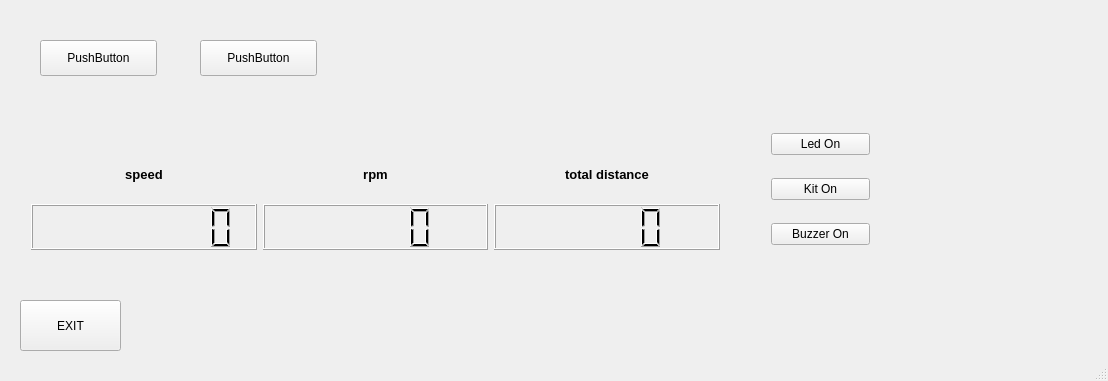
piotrw777/hall_sensor_gui, file mainwindow.ui: the form before one commit.
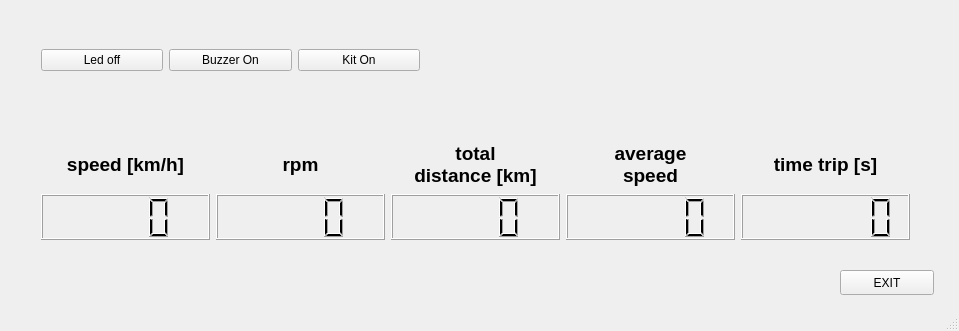
The form after the commit.

Patch:
```diff
--- a/mainwindow.ui
+++ b/mainwindow.ui
@@ -6,8 +6,8 @@
    <rect>
     <x>0</x>
     <y>0</y>
-    <width>1108</width>
-    <height>381</height>
+    <width>959</width>
+    <height>331</height>
    </rect>
   </property>
   <property name="windowTitle">
@@ -17,51 +17,90 @@
    <enum>QTabWidget::Rounded</enum>
   </property>
   <widget class="QWidget" name="centralWidget">
-   <widget class="QPushButton" name="pushButton">
-    <property name="geometry">
-     <rect>
-      <x>20</x>
-      <y>300</y>
-      <width>101</width>
-      <height>51</height>
-     </rect>
-    </property>
-    <property name="text">
-     <string>EXIT</string>
-    </property>
-   </widget>
    <widget class="QWidget" name="gridLayoutWidget">
     <property name="geometry">
      <rect>
-      <x>20</x>
-      <y>140</y>
-      <width>711</width>
+      <x>30</x>
+      <y>130</y>
+      <width>891</width>
       <height>121</height>
      </rect>
     </property>
     <layout class="QGridLayout" name="gridLayout">
-     <item row="1" column="2">
-      <widget class="QLCDNumber" name="lcd_distance"/>
+     <item row="1" column="1">
+      <widget class="QLCDNumber" name="lcd_rpm">
+       <property name="smallDecimalPoint">
+        <bool>false</bool>
+       </property>
+       <property name="digitCount">
+        <number>4</number>
+       </property>
+      </widget>
+     </item>
+     <item row="1" column="3">
+      <widget class="QLCDNumber" name="lcd_avg_speed">
+       <property name="smallDecimalPoint">
+        <bool>false</bool>
+       </property>
+       <property name="segmentStyle">
+        <enum>QLCDNumber::Filled</enum>
+       </property>
+      </widget>
+     </item>
+     <item row="0" column="0">
+      <widget class="QLabel" name="label_speed">
+       <property name="font">
+        <font>
+         <pointsize>14</pointsize>
+         <weight>75</weight>
+         <italic>false</italic>
+         <bold>true</bold>
+        </font>
+       </property>
+       <property name="text">
+        <string>speed [km/h]</string>
+       </property>
+       <property name="alignment">
+        <set>Qt::AlignCenter</set>
+       </property>
+      </widget>
      </item>
      <item row="1" column="0">
       <widget class="QLCDNumber" name="lcd_speed">
+       <property name="layoutDirection">
+        <enum>Qt::LeftToRight</enum>
+       </property>
        <property name="smallDecimalPoint">
         <bool>false</bool>
        </property>
        <property name="digitCount">
-        <number>8</number>
+        <number>4</number>
        </property>
       </widget>
      </item>
-     <item row="1" column="1">
-      <widget class="QLCDNumber" name="lcd_rpm"/>
+     <item row="1" column="2">
+      <widget class="QLCDNumber" name="lcd_distance">
+       <property name="layoutDirection">
+        <enum>Qt::LeftToRight</enum>
+       </property>
+       <property name="smallDecimalPoint">
+        <bool>false</bool>
+       </property>
+       <property name="digitCount">
+        <number>4</number>
+       </property>
+       <property name="value" stdset="0">
+        <double>0.000000000000000</double>
+       </property>
+      </widget>
      </item>
      <item row="0" column="1">
       <widget class="QLabel" name="label_rpm">
        <property name="font">
         <font>
-         <pointsize>10</pointsize>
+         <pointsize>14</pointsize>
          <weight>75</weight>
+         <italic>false</italic>
          <bold>true</bold>
         </font>
        </property>
@@ -77,108 +116,111 @@
       <widget class="QLabel" name="label_distance">
        <property name="font">
         <font>
-         <pointsize>10</pointsize>
+         <pointsize>14</pointsize>
          <weight>75</weight>
+         <italic>false</italic>
          <bold>true</bold>
         </font>
        </property>
        <property name="text">
-        <string>total distance</string>
+        <string>total 
+distance [km]</string>
        </property>
        <property name="alignment">
         <set>Qt::AlignCenter</set>
        </property>
       </widget>
      </item>
-     <item row="0" column="0">
-      <widget class="QLabel" name="label_speed">
+     <item row="0" column="3">
+      <widget class="QLabel" name="label_avg_speed">
        <property name="font">
         <font>
-         <pointsize>10</pointsize>
+         <pointsize>14</pointsize>
          <weight>75</weight>
          <bold>true</bold>
         </font>
        </property>
        <property name="text">
-        <string>speed</string>
+        <string>average 
+speed</string>
        </property>
        <property name="alignment">
         <set>Qt::AlignCenter</set>
        </property>
       </widget>
      </item>
+     <item row="0" column="4">
+      <widget class="QLabel" name="label_time_trip">
+       <property name="font">
+        <font>
+         <pointsize>14</pointsize>
+         <weight>75</weight>
+         <bold>true</bold>
+        </font>
+       </property>
+       <property name="text">
+        <string>time trip [s]</string>
+       </property>
+       <property name="alignment">
+        <set>Qt::AlignCenter</set>
+       </property>
+      </widget>
+     </item>
+     <item row="1" column="4">
+      <widget class="QLCDNumber" name="lcd_time_trip">
+       <property name="digitCount">
+        <number>6</number>
+       </property>
+      </widget>
+     </item>
     </layout>
    </widget>
    <widget class="QWidget" name="verticalLayoutWidget">
     <property name="geometry">
      <rect>
-      <x>760</x>
-      <y>100</y>
-      <width>121</width>
-      <height>181</height>
+      <x>30</x>
+      <y>20</y>
+      <width>401</width>
+      <height>81</height>
      </rect>
     </property>
-    <layout class="QVBoxLayout" name="verticalLayout">
-     <property name="spacing">
-      <number>1</number>
-     </property>
-     <property name="sizeConstraint">
-      <enum>QLayout::SetDefaultConstraint</enum>
-     </property>
+    <layout class="QHBoxLayout" name="horizontalLayout_2">
      <item>
       <widget class="QPushButton" name="pushButton_led">
        <property name="text">
-        <string>Led On</string>
+        <string>Led off</string>
        </property>
       </widget>
      </item>
      <item>
       <widget class="QPushButton" name="pushButton_kit">
        <property name="text">
-        <string>Kit On</string>
-       </property>
-      </widget>
-     </item>
-     <item>
-      <widget class="QPushButton" name="pushButton_buzzer">
-       <property name="text">
         <string>Buzzer On</string>
        </property>
       </widget>
      </item>
+     <item>
+      <widget class="QPushButton" name="pushButton_buzzer">
+       <property name="text">
+        <string>Kit On</string>
+       </property>
+      </widget>
+     </item>
     </layout>
    </widget>
-   <widget class="QPushButton" name="pushButton_2">
+   <widget class="QPushButton" name="pushButton">
     <property name="geometry">
      <rect>
-      <x>40</x>
-      <y>40</y>
-      <width>117</width>
-      <height>36</height>
+      <x>840</x>
+      <y>270</y>
+      <width>94</width>
+      <height>25</height>
      </rect>
     </property>
     <property name="text">
-     <string>PushButton</string>
+     <string>EXIT</string>
     </property>
    </widget>
-   <widget class="QPushButton" name="pushButton_3">
-    <property name="geometry">
-     <rect>
-      <x>200</x>
-      <y>40</y>
-      <width>117</width>
-      <height>36</height>
-     </rect>
-    </property>
-    <property name="text">
-     <string>PushButton</string>
-    </property>
-   </widget>
-   <zorder>pushButton_2</zorder>
-   <zorder>pushButton</zorder>
-   <zorder>gridLayoutWidget</zorder>
-   <zorder>verticalLayoutWidget</zorder>
-   <zorder>pushButton_3</zorder>
   </widget>
   <widget class="QStatusBar" name="statusBar"/>
  </widget>
```
Left out of the diff: 21 changed lines with no effect on the pictures.
